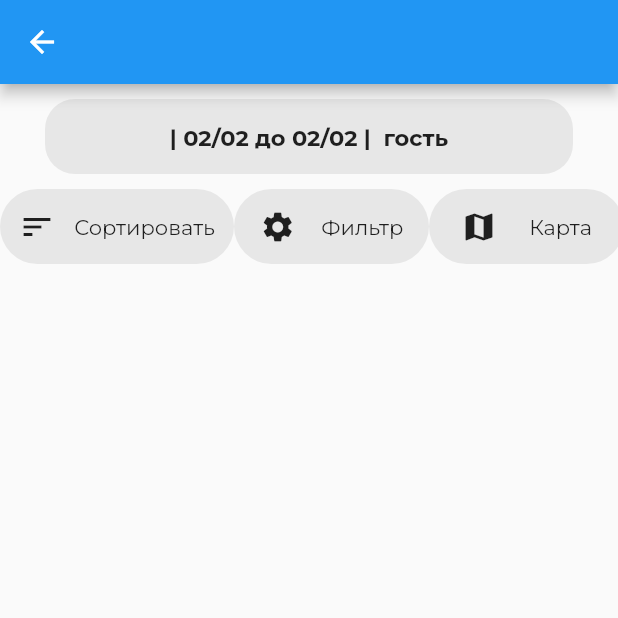
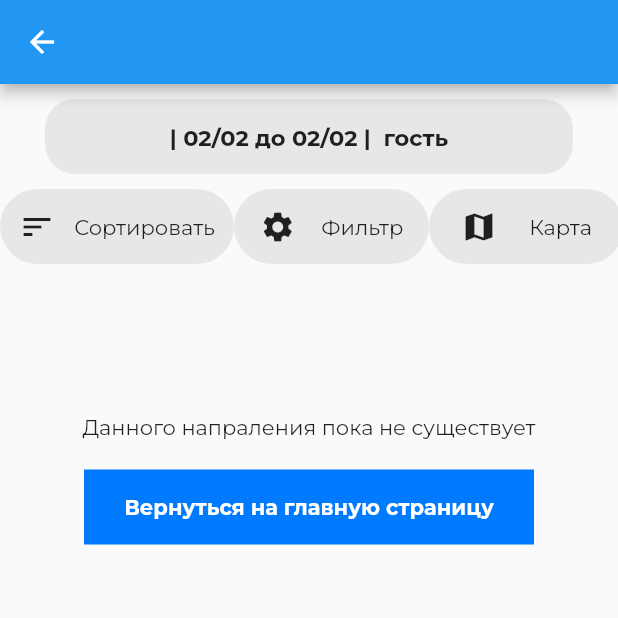
Before and after one commit to ivgl-ops/find_hotels_app, a Flutter app: the ListHotelsView screen opened directly with empty values, on a phone screen of 412 x 824 dp, the top half of it. Run offline on Flutter 3.47's test engine with Material 2 defaults, Android fonts, the phone set to English and light mode, and no system bars; our stand-ins replace cloud_firestore, firebase_core, google_fonts; missing offline and left inert: animate_gradient; accounts and stored records are empty.

Commit message:
Add data from database and find avaible hotels

```diff
--- a/lib/view/list_hotels_view.dart
+++ b/lib/view/list_hotels_view.dart
@@ -1,8 +1,8 @@
+import 'package:cloud_firestore/cloud_firestore.dart';
 import 'package:find_hotels_app/data/search_hotels.dart';
 import 'package:find_hotels_app/widgets/custom_text.dart';
 import 'package:flutter/material.dart';
-import 'package:flutter/src/widgets/container.dart';
-import 'package:flutter/src/widgets/framework.dart';
+
 import 'package:intl/intl.dart';
 
 class ListHotelsView extends StatefulWidget {
@@ -16,6 +16,8 @@ class _ListHotelsViewState extends State<ListHotelsView> {
   @override
   Widget build(BuildContext context) {
     final args = ModalRoute.of(context)!.settings.arguments as SearchHotels;
+    final CollectionReference place =
+        FirebaseFirestore.instance.collection(args.city.toLowerCase());
     return Scaffold(
         appBar: AppBar(),
         body: SingleChildScrollView(
@@ -94,7 +96,73 @@ class _ListHotelsViewState extends State<ListHotelsView> {
                     ),
                   ),
                 ],
-              )
+              ),
+              StreamBuilder(
+                stream: place.snapshots(),
+                builder: (BuildContext context,
+                    AsyncSnapshot<QuerySnapshot> snapshot) {
+                  if (!snapshot.hasData) {
+                    return const Center(
+                      child: CircularProgressIndicator(),
+                    );
+                  } else if (snapshot.data!.docs.isEmpty) {
+                    return Center(
+                      child: Column(
+                        children: [
+                          Container(
+                            margin: const EdgeInsets.only(top: 100, bottom: 20),
+                            child: const CustomText(
+                                text: 'Данного напраления пока не существует'),
+                          ),
+                          GestureDetector(
+                            onTap: (() {
+                              Navigator.pop(context);
+                            }),
+                            child: Container(
+                                width: 300,
+                                height: 50,
+                                decoration: const BoxDecoration(
+                                  color: Color(0xff007AFF),
+                                ),
+                                child: const Center(
+                                  child: CustomText(
+                                    text: 'Вернуться на главную страницу',
+                                    color: Colors.white,
+                                    fontWeight: FontWeight.bold,
+                                  ),
+                                )),
+                          )
+                        ],
+                      ),
+                    );
+                  } else {
+                    return ListView.builder(
+                      scrollDirection: Axis.vertical,
+                      shrinkWrap: true,
+                      itemCount: snapshot.data!.docs.length,
+                      itemBuilder: (context, index) {
+                        final DocumentSnapshot documentSnapshot =
+                            snapshot.data!.docs[index];
+                        return Container(
+                          width: 190,
+                          padding: const EdgeInsets.symmetric(
+                              horizontal: 20, vertical: 10),
+                          margin: const EdgeInsets.only(left: 20, top: 20),
+                          decoration: const BoxDecoration(
+                              color: Colors.white,
+                              borderRadius:
+                                  BorderRadius.all(Radius.circular(20))),
+                          child: Column(
+                            children: [
+                              CustomText(text: documentSnapshot['name'])
+                            ],
+                          ),
+                        );
+                      },
+                    );
+                  }
+                },
+              ),
             ],
           ),
         ));
--- a/lib/view/num_person_view.dart
+++ b/lib/view/num_person_view.dart
@@ -1,4 +1,3 @@
-import 'package:animate_gradient/animate_gradient.dart';
 import 'package:find_hotels_app/viewModel/num_person_viewmodel.dart';
 import 'package:find_hotels_app/widgets/custom_text.dart';
 import 'package:flutter/material.dart';
--- a/lib/viewModel/num_person_viewmodel.dart
+++ b/lib/viewModel/num_person_viewmodel.dart
@@ -63,7 +63,7 @@ class NumPersonViewModel extends ChangeNotifier {
 
   void totalPeople() {
     total = counterAdults + counterChildren;
-    print(total);
+
     notifyListeners();
   }
 }
```
